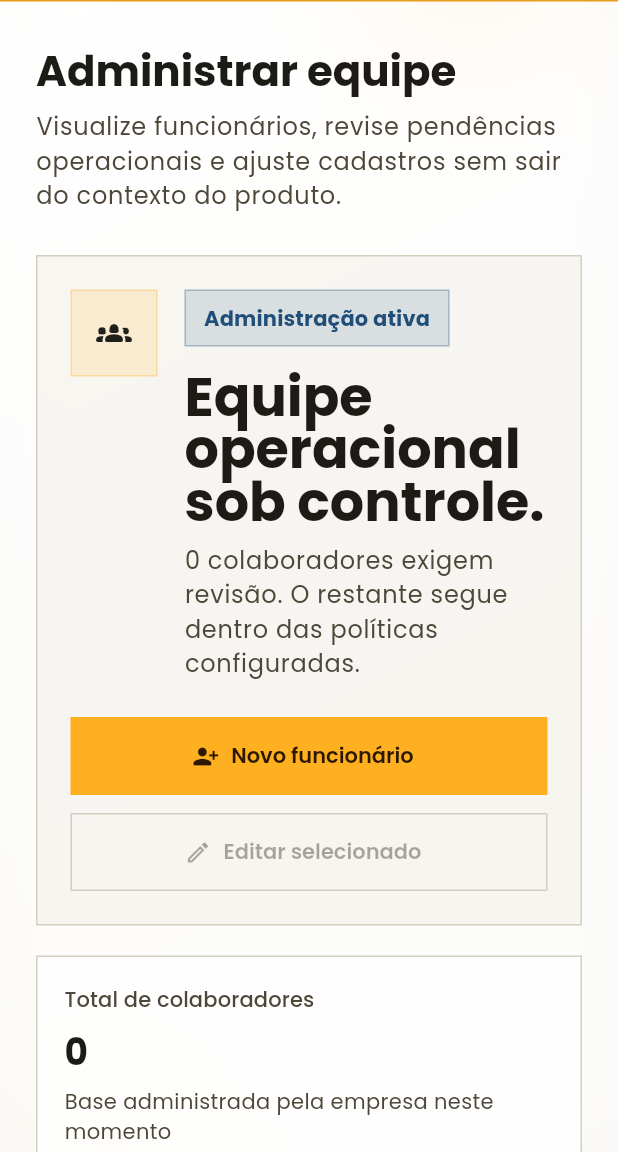
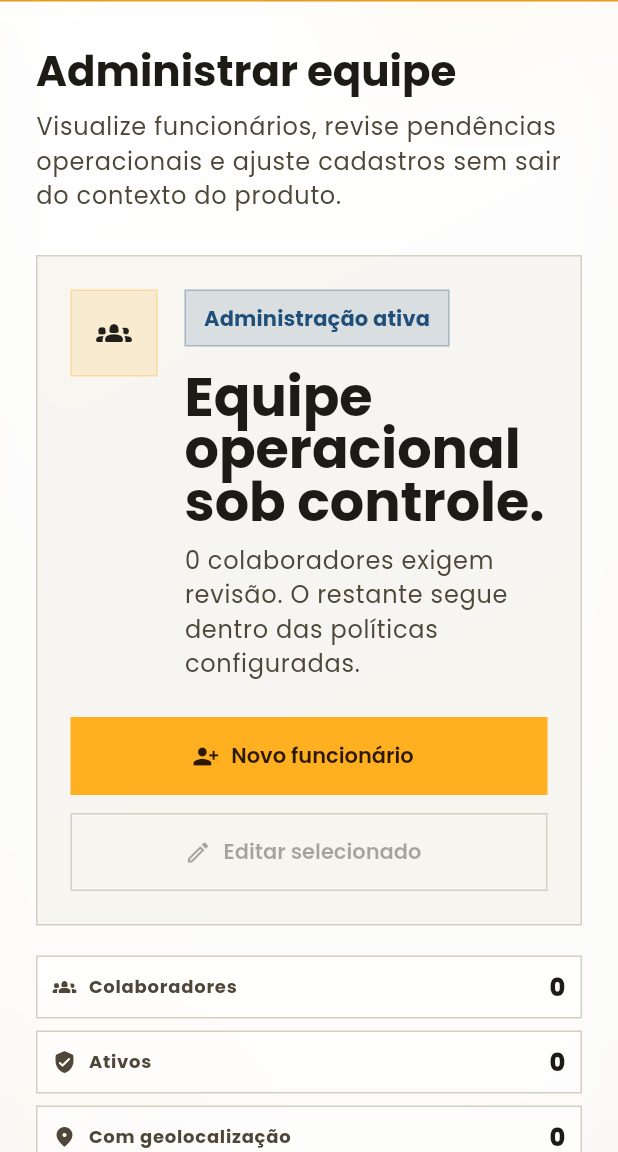
Before and after one commit to MarcosAlves90/self-bunchin-app, a Flutter app: the AdminEmployeesPage screen opened directly, on a phone screen of 412 x 824 dp, the part 84-1236 px from its top. Run offline on Flutter 3.47's test engine with Material 3 defaults, Android fonts, the phone set to English and light mode, and no system bars; our stand-ins replace flutter_secure_storage, freezed_annotation, geolocator, google_fonts; accounts and stored records are empty; network calls fail.

Commit message:
feat: enhance metric display in admin employees page
Refactor the metric grid layout for better responsiveness and introduce a new metric item widget for improved visual consistency. Adjust padding and text styles in the workspace metric card for a cleaner presentation.

```diff
--- a/frontend/lib/features/admin/presentation/admin_employees_page.dart
+++ b/frontend/lib/features/admin/presentation/admin_employees_page.dart
@@ -471,47 +471,63 @@ class _AdminEmployeesPageState extends State<AdminEmployeesPage> {
   Widget _buildMetricGrid(bool isWide) {
     return LayoutBuilder(
       builder: (context, constraints) {
-        final width =
-            isWide ? (constraints.maxWidth - 12) / 2 : constraints.maxWidth;
-
-        return Wrap(
-          spacing: 12,
-          runSpacing: 12,
-          children: <Widget>[
-            SizedBox(
-              width: width,
-              child: WorkspaceMetricCard(
-                label: 'Total de colaboradores',
-                value: _employees.length.toString(),
-                helper: 'Base administrada pela empresa neste momento',
-              ),
-            ),
-            SizedBox(
-              width: width,
-              child: WorkspaceMetricCard(
-                label: 'Funcionários ativos',
-                value: _activeEmployees.toString(),
-                helper: 'Pessoas em jornada regular e com acesso liberado',
-              ),
-            ),
-            SizedBox(
-              width: width,
-              child: WorkspaceMetricCard(
-                label: 'Geolocalização exigida',
-                value: _locationTrackedEmployees.toString(),
-                helper: 'Perfis com validação de local no registro de ponto',
-              ),
-            ),
-            SizedBox(
-              width: width,
-              child: WorkspaceMetricCard(
-                label: 'Itens em atenção',
-                value: _attentionEmployees.toString(),
-                helper: 'Ajustes, onboarding ou perfis com risco operacional',
-              ),
-            ),
-          ],
-        );
+        final theme = Theme.of(context);
+        final colorScheme = theme.colorScheme;
+        final useSingleRow = isWide && constraints.maxWidth >= 980;
+        final useTwoColumns = !useSingleRow && constraints.maxWidth >= 500;
+        final itemWidth = useTwoColumns
+            ? (constraints.maxWidth - 8) / 2
+            : constraints.maxWidth;
+        final metricItems = <Widget>[
+          _AdminMetricItem(
+            icon: Icons.groups_2_rounded,
+            label: 'Colaboradores',
+            value: _employees.length.toString(),
+          ),
+          _AdminMetricItem(
+            icon: Icons.verified_user_rounded,
+            label: 'Ativos',
+            value: _activeEmployees.toString(),
+          ),
+          _AdminMetricItem(
+            icon: Icons.location_on_rounded,
+            label: 'Com geolocalização',
+            value: _locationTrackedEmployees.toString(),
+          ),
+          _AdminMetricItem(
+            icon: Icons.warning_amber_rounded,
+            label: 'Em atenção',
+            value: _attentionEmployees.toString(),
+          ),
+        ];
+
+        return useSingleRow
+            ? Row(
+                children: metricItems.asMap().entries.map((entry) {
+                  final index = entry.key;
+                  final item = entry.value;
+                  return Expanded(
+                    child: Padding(
+                      padding: EdgeInsets.only(
+                        right: index == metricItems.length - 1 ? 0 : 8,
+                      ),
+                      child: item,
+                    ),
+                  );
+                }).toList(),
+              )
+            : Wrap(
+                spacing: 8,
+                runSpacing: 8,
+                children: metricItems
+                    .map(
+                      (item) => SizedBox(
+                        width: itemWidth,
+                        child: item,
+                      ),
+                    )
+                    .toList(),
+              );
       },
     );
   }
@@ -1575,6 +1591,56 @@ class _EmployeeMetaChip extends StatelessWidget {
   }
 }
 
+class _AdminMetricItem extends StatelessWidget {
+  const _AdminMetricItem({
+    required this.icon,
+    required this.label,
+    required this.value,
+  });
+
+  final IconData icon;
+  final String label;
+  final String value;
+
+  @override
+  Widget build(BuildContext context) {
+    final theme = Theme.of(context);
+    final colorScheme = theme.colorScheme;
+
+    return Container(
+      padding: const EdgeInsets.symmetric(horizontal: 10, vertical: 8),
+      decoration: BoxDecoration(
+        color: colorScheme.surface.withValues(alpha: 0.58),
+        border: Border.all(color: colorScheme.outlineVariant),
+      ),
+      child: Row(
+        children: <Widget>[
+          Icon(icon, size: 16, color: colorScheme.onSurfaceVariant),
+          const SizedBox(width: 8),
+          Expanded(
+            child: Text(
+              label,
+              maxLines: 1,
+              overflow: TextOverflow.ellipsis,
+              style: theme.textTheme.labelMedium?.copyWith(
+                color: colorScheme.onSurfaceVariant,
+                fontWeight: FontWeight.w700,
+              ),
+            ),
+          ),
+          const SizedBox(width: 10),
+          Text(
+            value,
+            style: theme.textTheme.titleMedium?.copyWith(
+              fontWeight: FontWeight.w800,
+            ),
+          ),
+        ],
+      ),
+    );
+  }
+}
+
 class _InfoFlag extends StatelessWidget {
   const _InfoFlag({required this.label, required this.value});
 
--- a/frontend/lib/features/shared/presentation/widgets/workspace_shell.dart
+++ b/frontend/lib/features/shared/presentation/widgets/workspace_shell.dart
@@ -560,7 +560,7 @@ class WorkspaceMetricCard extends StatelessWidget {
     final colorScheme = theme.colorScheme;
 
     return Container(
-      padding: const EdgeInsets.all(18),
+      padding: const EdgeInsets.symmetric(horizontal: 14, vertical: 12),
       decoration: BoxDecoration(
         color: colorScheme.surface.withValues(alpha: 0.78),
         border: Border.all(color: colorScheme.outlineVariant),
@@ -568,25 +568,37 @@ class WorkspaceMetricCard extends StatelessWidget {
       child: Column(
         crossAxisAlignment: CrossAxisAlignment.start,
         children: <Widget>[
-          Text(
+          Row(
+            crossAxisAlignment: CrossAxisAlignment.start,
+            children: <Widget>[
+              Expanded(
+                child: Text(
                   label,
+                  maxLines: 2,
+                  overflow: TextOverflow.ellipsis,
                   style: theme.textTheme.labelLarge?.copyWith(
                     color: colorScheme.onSurfaceVariant,
+                    fontWeight: FontWeight.w600,
                   ),
                 ),
-          const SizedBox(height: 10),
+              ),
+              const SizedBox(width: 12),
               Text(
                 value,
-            style: theme.textTheme.headlineSmall?.copyWith(
-              fontWeight: FontWeight.w700,
+                style: theme.textTheme.titleLarge?.copyWith(
+                  fontWeight: FontWeight.w800,
                 ),
               ),
-          const SizedBox(height: 6),
+            ],
+          ),
+          const SizedBox(height: 8),
           Text(
             helper,
-            style: theme.textTheme.bodyMedium?.copyWith(
+            maxLines: 2,
+            overflow: TextOverflow.ellipsis,
+            style: theme.textTheme.bodySmall?.copyWith(
               color: colorScheme.onSurfaceVariant,
-              height: 1.45,
+              height: 1.35,
             ),
           ),
         ],
```
Lines whose indentation alone changed are shown as unchanged.
